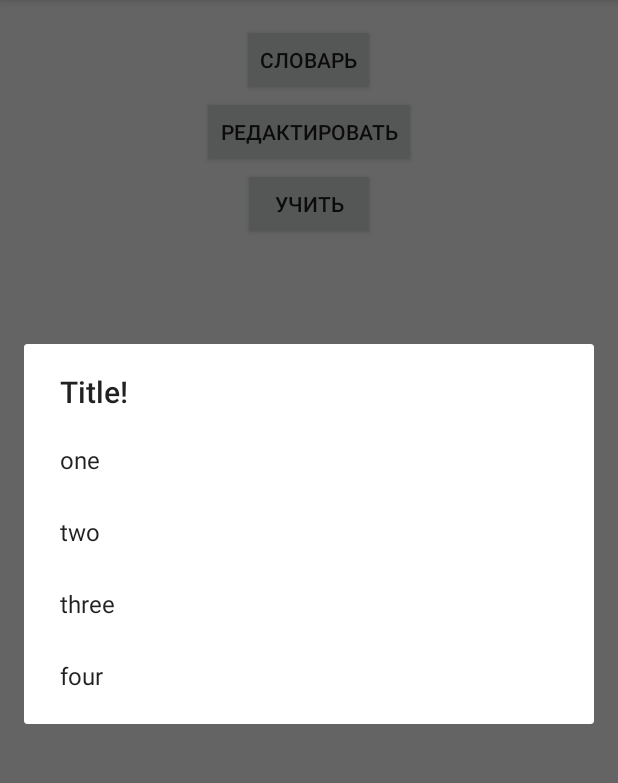
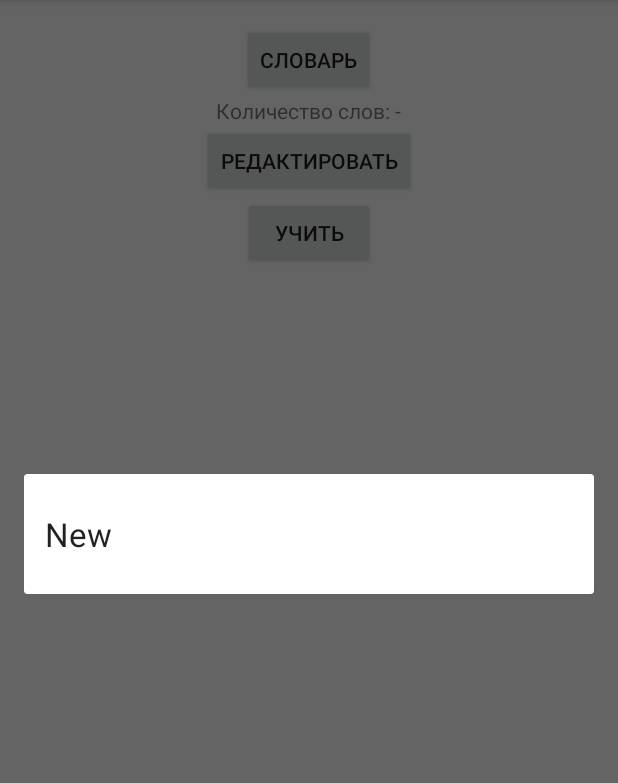
Before and after one commit to antonkoatl/mylearn, an Android app: the screen it shows after launch (MainActivity), after a tap on "СЛОВАРЬ", on a phone screen of 412 x 824 dp, the part 84-867 px from its top. Run offline under Robolectric (Android 15) with nearby library versions, the phone set to English and light mode, and no system bars.

Commit message:
View/add dictionaries in db

```diff
--- a/app/src/main/java/com/noname/mylearn/DBHelper.java
+++ b/app/src/main/java/com/noname/mylearn/DBHelper.java
@@ -12,21 +12,34 @@ import java.util.List;
 
 public class DBHelper extends SQLiteOpenHelper {
 	public static final String dbName = "myDB";
+    public static final int dbVersion = 1;
 
 	public static final String dictTable = "dict_table";
 
-	//dictionaries
+	//dictionaries table
 	public static final String dColId = "_id";
 	public static final String dColName = "name";
 	public static final String dWordsCount = "words_count";
 
-    //words
+    //words table
     public static final String wColId = "_id";
     public static final String wColWord = "word";
     public static final String wColTranslation = "translation";
 
-	public DBHelper(Context context) {
-		super(context, "myDB", null, 1);
+    // Используем этот класс как синглтон
+    private static DBHelper instance;
+
+    public static DBHelper getInstance(Context context) {
+        if (instance == null) instance = new DBHelper(context.getApplicationContext());
+        return instance;
+    }
+
+    /**
+     * Constructor should be private to prevent direct instantiation.
+     * make call to static method "getInstance()" instead.
+     */
+    private DBHelper(Context context) {
+		super(context, dbName, null, dbVersion);
 	}
 
 	@Override
@@ -44,7 +57,7 @@ public class DBHelper extends SQLiteOpenHelper {
 		db.execSQL("create table IF NOT EXISTS " + dictTable + " ("
                 + dColId + " integer primary key autoincrement,"
                 + dColName + " text,"
-                + dWordsCount + " integer,"
+                + dWordsCount + " integer"
                 + ");");
 	}
 
@@ -52,17 +65,17 @@ public class DBHelper extends SQLiteOpenHelper {
         db.execSQL("create table IF NOT EXISTS " + table_name + " ("
                 + wColId + " integer primary key autoincrement,"
                 + wColWord + " text unique,"
-                + wColTranslation + " text,"
+                + wColTranslation + " text"
                 + ");");
     }
 
-	public void insertDict(Dictionary dict){
+	public long insertDict(Dictionary dict){
 		ContentValues cv = new ContentValues();
 		cv.put(dColName, dict.getName());
 		cv.put(dWordsCount, dict.getWordsCount());
 
 		SQLiteDatabase db = getWritableDatabase();
-		db.insert(dictTable, null, cv);
+		return db.insert(dictTable, null, cv);
 	}
 
     public void insertWord(Dictionary dict, Word word) {
@@ -96,7 +109,7 @@ public class DBHelper extends SQLiteOpenHelper {
 	        	Dictionary dict = new Dictionary();
                 dict.setName( cursor.getString( cursor.getColumnIndex(dColName) ) );
                 dict.setId( cursor.getInt(cursor.getColumnIndex(dColId)) );
-                dict.setWordsCount( cursor.getInt(cursor.getColumnIndex(dColId)) );
+                dict.setWordsCount( cursor.getInt(cursor.getColumnIndex(dWordsCount)) );
 
 	        	result.add(dict);
 	        	cursor_chk = cursor.moveToNext();
--- a/app/src/main/java/com/noname/mylearn/DictDialog.java
+++ b/app/src/main/java/com/noname/mylearn/DictDialog.java
@@ -1,27 +1,72 @@
 package com.noname.mylearn;
 
+import android.app.Activity;
 import android.app.AlertDialog;
 import android.app.Dialog;
+import android.content.Context;
 import android.content.DialogInterface;
 import android.os.Bundle;
 import android.support.v4.app.DialogFragment;
 import android.util.Log;
+import android.widget.ArrayAdapter;
+
+import java.util.ArrayList;
+import java.util.List;
 
 public class DictDialog extends DialogFragment {
-    String data[] = { "one", "two", "three", "four" };
+    List<Dictionary> dicts;
+
+    // Интерфейс для передачи диалога в активити
+    public interface NoticeDialogListener {
+        public void selectedDict(Dictionary dict);
+    }
+
+    NoticeDialogListener mListener;
+
+    // Override the Fragment.onAttach() method to instantiate the NoticeDialogListener
+    @Override
+    public void onAttach(Activity activity) {
+        super.onAttach(activity);
+        // Verify that the host activity implements the callback interface
+        try {
+            // Instantiate the NoticeDialogListener so we can send events to the host
+            mListener = (NoticeDialogListener) activity;
+        } catch (ClassCastException e) {
+            // The activity doesn't implement the interface, throw exception
+            throw new ClassCastException(activity.toString()
+                    + " must implement NoticeDialogListener");
+        }
+    }
 
     public Dialog onCreateDialog(Bundle savedInstanceState) {
+        List<String> data = new ArrayList<>(); // Список пунктов диалога
+        data.add("New"); // Отдельный пункт для добавления словаря
+
+        dicts = DBHelper.getInstance(this.getActivity()).loadDicts(100, 0); // Загрузка 100 диалогов из бд
+        for (Dictionary dict: dicts) {
+            data.add(dict.getName());
+        }
+
+        // Адаптер для пунктов диалога
+        ArrayAdapter<String> adapter = new ArrayAdapter<String>(this.getActivity(), android.R.layout.select_dialog_item, data);
+
+        // Создание диалога
         AlertDialog.Builder adb = new AlertDialog.Builder(getActivity())
-                .setTitle("Title!")
-                .setItems(data, myClickListener);
+                .setAdapter(adapter, myClickListener);
         return adb.create();
     }
 
-    // обработчик нажатия на пункт списка диалога
+    // Обработчик нажатия на пункт списка диалога
     DialogInterface.OnClickListener myClickListener = new DialogInterface.OnClickListener() {
         public void onClick(DialogInterface dialog, int which) {
-            // выводим в лог позицию нажатого элемента
-            Log.d("dlg", "which = " + which);
+            // Нулевой элемент - добавление словаря
+            if (which == 0) {
+                Dictionary dict = new Dictionary();
+                dict.setId( DBHelper.getInstance(DictDialog.this.getActivity()).insertDict(dict) );
+                mListener.selectedDict(dict); // Устанавливаем диалог в активити создавшей диалог
+            } else {
+                mListener.selectedDict(dicts.get(which - 1)); // Устанавливаем диалог в активити создавшей диалог
+            }
         }
     };
 }
--- a/app/src/main/java/com/noname/mylearn/MainActivity.java
+++ b/app/src/main/java/com/noname/mylearn/MainActivity.java
@@ -7,9 +7,11 @@ import android.support.v7.app.ActionBarActivity;
 import android.view.Menu;
 import android.view.MenuItem;
 import android.view.View;
+import android.widget.TextView;
 
-public class MainActivity extends ActionBarActivity {
+public class MainActivity extends ActionBarActivity implements DictDialog.NoticeDialogListener {
     DialogFragment dlg1;
+    Dictionary currentDict;
 
     @Override
     protected void onCreate(Bundle savedInstanceState) {
@@ -47,7 +49,6 @@ public class MainActivity extends ActionBarActivity {
                 dlg1.show(getSupportFragmentManager(), "dlg1");
                 break;
             case R.id.button_editDict:
-                //Intent intent = new Intent(this, AddWord.class);
                 Intent intent = new Intent(this, EditDict.class);
                 startActivity(intent);
                 break;
@@ -55,4 +56,11 @@ public class MainActivity extends ActionBarActivity {
                 break;
         }
     }
+
+    @Override
+    public void selectedDict(Dictionary dict) {
+        currentDict = dict;
+        TextView textLabel_wordsCount = (TextView) findViewById(R.id.wordsCountTextView);
+        textLabel_wordsCount.setText("Количество слов: " + dict.getWordsCount());
+    }
 }
--- a/app/src/main/res/layout/activity_main.xml
+++ b/app/src/main/res/layout/activity_main.xml
@@ -24,9 +24,9 @@
         android:layout_height="wrap_content"
         android:text="Редактировать"
         android:id="@+id/button_editDict"
-        android:layout_below="@+id/button_dict"
-        android:layout_centerHorizontal="true"
-        android:onClick="buttonClick"/>
+        android:onClick="buttonClick"
+        android:layout_below="@+id/wordsCountTextView"
+        android:layout_centerHorizontal="true"/>
 
     <Button
         android:layout_width="wrap_content"
@@ -35,4 +35,12 @@
         android:id="@+id/button3"
         android:layout_below="@+id/button_editDict"
         android:layout_centerHorizontal="true"/>
+
+    <TextView
+        android:layout_width="wrap_content"
+        android:layout_height="wrap_content"
+        android:text="Количество слов: -"
+        android:id="@+id/wordsCountTextView"
+        android:layout_below="@+id/button_dict"
+        android:layout_centerHorizontal="true"/>
 </RelativeLayout>
```
Also changed, not shown: app/src/main/java/com/noname/mylearn/AddWord.java (+35 -0 lines), app/src/main/java/com/noname/mylearn/Dictionary.java (+5 -5 lines), app/src/main/java/com/noname/mylearn/EditDict.java (+34 -1 lines), app/src/main/java/com/noname/mylearn/Word.java (+41 -2 lines), 1 other file.
